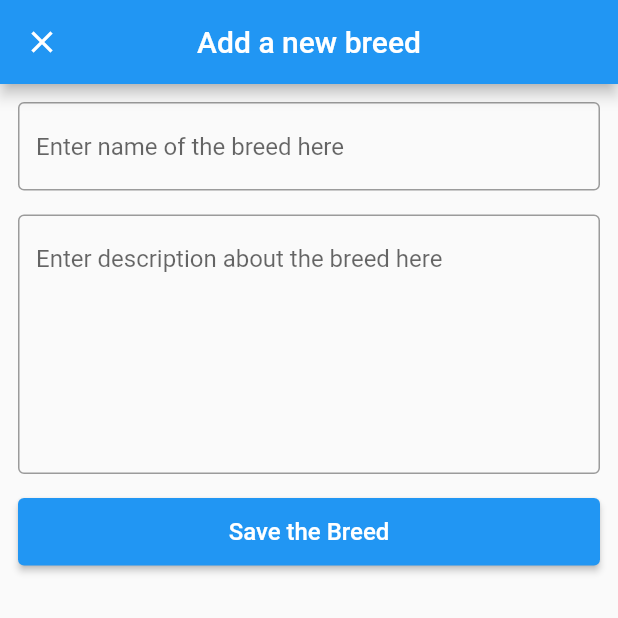
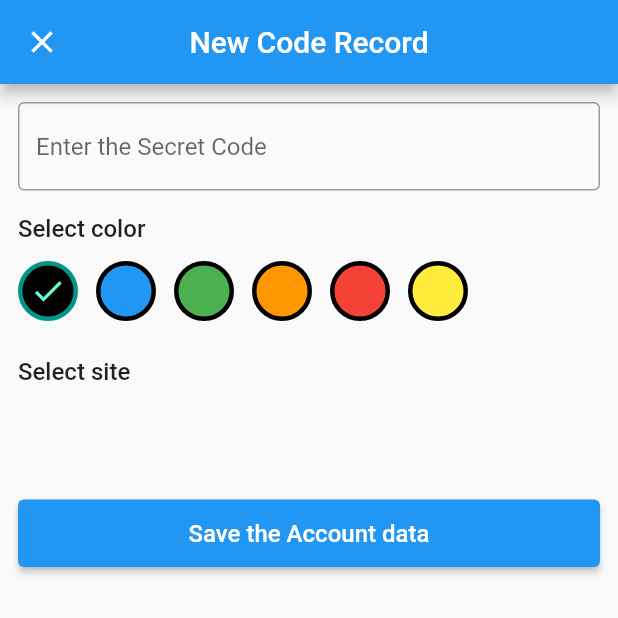
Before and after one commit to ssajiny/2FA_flutter, a Flutter app: the screen it shows after launch, after a tap on the "code" icon, on a phone screen of 412 x 824 dp, the top half of it. Run offline on Flutter 3.47's test engine with Material 2 defaults, Android fonts, the light colour scheme and no system bars; our stand-ins replace local_auth, logger, sqflite; accounts and stored records are empty.

```diff
--- /dev/null
+++ b/lib/common_widgets/site_selector.dart
@@ -0,0 +1,57 @@
+import 'package:flutter/material.dart';
+
+class SiteSelector extends StatelessWidget {
+  const SiteSelector({
+    Key? key,
+    required this.sites,
+    required this.selectedIndex,
+    required this.onChanged,
+  }) : super(key: key);
+  final List<String> sites;
+  final int selectedIndex;
+  final Function(int) onChanged;
+
+  @override
+  Widget build(BuildContext context) {
+    return Column(
+      crossAxisAlignment: CrossAxisAlignment.start,
+      children: [
+        Text(
+          'Select site',
+          style: TextStyle(
+            fontSize: 16.0,
+            fontWeight: FontWeight.w500,
+          ),
+        ),
+        SizedBox(height: 12.0),
+        Container(
+          height: 40.0,
+          child: ListView.builder(
+            scrollDirection: Axis.horizontal,
+            itemCount: sites.length,
+            itemBuilder: (context, index) {
+              return GestureDetector(
+                onTap: () => onChanged(index),
+                child: Container(
+                  height: 40.0,
+                  padding: EdgeInsets.symmetric(horizontal: 12.0),
+                  margin: const EdgeInsets.only(right: 12.0),
+                  alignment: Alignment.center,
+                  decoration: BoxDecoration(
+                    borderRadius: BorderRadius.circular(8.0),
+                    border: Border.all(
+                      width: 3.0,
+                      color:
+                          selectedIndex == index ? Colors.teal : Colors.black,
+                    ),
+                  ),
+                  child: Text(sites[index]),
+                ),
+              );
+            },
+          ),
+        ),
+      ],
+    );
+  }
+}
--- a/lib/models/account.dart
+++ b/lib/models/account.dart
@@ -1,20 +1,24 @@
 import 'dart:convert';
+import 'package:flutter/widgets.dart';
 
 class Account {
   final int? id;
-  final String issuer;
+  final int siteId;
+  final Color color;
   final String secretKey;
 
   Account({
     this.id,
-    required this.issuer,
+    required this.siteId,
+    required this.color,
     required this.secretKey,
   });
 
   Map<String, dynamic> toMap() {
     return {
       'id': id,
-      'issuer': issuer,
+      'siteId': siteId,
+      'color': color.value,
       'secretKey': secretKey,
     };
   }
@@ -22,7 +26,8 @@ class Account {
   factory Account.fromMap(Map<String, dynamic> map) {
     return Account(
       id: map['id']?.toInt() ?? 0,
-      issuer: map['issuer'] ?? '',
+      siteId: map['siteId'].toInt() ?? 0,
+      color: Color(map['color']),
       secretKey: map['secretKey'] ?? '',
     );
   }
@@ -34,6 +39,6 @@ class Account {
 
   @override
   String toString() {
-    return 'Account(id: $id, issuer: $issuer, secretKey: $secretKey)';
+    return 'Account(id: $id, siteId: $siteId, color: $color, secretKey: $secretKey)';
   }
 }
--- /dev/null
+++ b/lib/models/site.dart
@@ -0,0 +1,36 @@
+import 'dart:convert';
+
+class Site {
+  final int? id;
+  final String name;
+  final String description;
+
+  Site({
+    this.id,
+    required this.name,
+    required this.description,
+  });
+
+  Map<String, dynamic> toMap() {
+    return {
+      'id': id,
+      'name': name,
+      'description': description,
+    };
+  }
+
+  factory Site.fromMap(Map<String, dynamic> map) {
+    return Site(
+      id: map['id']?.toInt() ?? 0,
+      name: map['name'] ?? '',
+      description: map['description'] ?? '',
+    );
+  }
+
+  String toJson() => json.encode(toMap());
+
+  factory Site.fromJson(String source) => Site.fromMap(json.decode(source));
+
+  @override
+  String toString() => 'Site(id: $id, name: $name, description: $description)';
+}
--- /dev/null
+++ b/lib/pages/code_form_page.dart
@@ -0,0 +1,136 @@
+import 'package:flutter/material.dart';
+import 'package:otp_flutter/common_widgets/color_picker.dart';
+import 'package:otp_flutter/common_widgets/site_selector.dart';
+import 'package:otp_flutter/models/account.dart';
+import 'package:otp_flutter/models/site.dart';
+import 'package:otp_flutter/services/database_service.dart';
+
+class CodeFormPage extends StatefulWidget {
+  const CodeFormPage({super.key, this.account});
+  final Account? account;
+
+  @override
+  State<CodeFormPage> createState() => _CodeFormPageState();
+}
+
+class _CodeFormPageState extends State<CodeFormPage> {
+  final TextEditingController _secretController = TextEditingController();
+  static final List<Color> _colors = [
+    Color(Colors.black.value),
+    Color(Colors.blue.value),
+    Color(Colors.green.value),
+    Color(Colors.orange.value),
+    Color(Colors.red.value),
+    Color(Colors.yellow.value),
+  ];
+  static final List<Site> _sites = [];
+
+  final DatabaseService _databaseService = DatabaseService();
+
+  int _selectedColor = 0;
+  int _selectedSite = 0;
+
+  @override
+  void initState() {
+    super.initState();
+    if (widget.account != null) {
+      _secretController.text = widget.account!.secretKey;
+      _selectedColor = _colors.indexOf(widget.account!.color);
+    }
+  }
+
+  Future<List<Site>> _getSites() async {
+    final sites = await _databaseService.sites();
+    if (_sites.isEmpty) _sites.addAll(sites);
+    if (widget.account != null) {
+      _selectedSite = _sites.indexWhere((e) => e.id == widget.account!.siteId);
+    }
+    return _sites;
+  }
+
+  Future<void> _onSave() async {
+    final secret = _secretController.text;
+    final color = _colors[_selectedColor];
+    final site = _sites[_selectedSite];
+
+    // Add save code here
+    widget.account == null
+        ? await _databaseService.insertAccount(
+            Account(secretKey: secret, color: color, siteId: site.id!),
+          )
+        : await _databaseService.updateAccount(
+            Account(
+              secretKey: secret,
+              color: color,
+              siteId: site.id!,
+            ),
+          );
+
+    Navigator.pop(context);
+  }
+
+  @override
+  Widget build(BuildContext context) {
+    return Scaffold(
+        appBar: AppBar(
+          title: const Text('New Code Record'),
+          centerTitle: true,
+        ),
+        body: Padding(
+          padding: const EdgeInsets.all(12.0),
+          child: Column(
+            crossAxisAlignment: CrossAxisAlignment.stretch,
+            children: [
+              TextField(
+                controller: _secretController,
+                decoration: const InputDecoration(
+                  border: OutlineInputBorder(),
+                  hintText: 'Enter the Secret Code',
+                ),
+              ),
+              const SizedBox(height: 16.0),
+              ColorPicker(
+                colors: _colors,
+                selectedIndex: _selectedColor,
+                onChanged: (value) {
+                  setState(() {
+                    _selectedColor = value;
+                  });
+                },
+              ),
+              const SizedBox(height: 24.0),
+              FutureBuilder<List<Site>>(
+                future: _getSites(),
+                builder: (context, snapshot) {
+                  if (snapshot.connectionState == ConnectionState.waiting) {
+                    return const Text("Loading Sites...");
+                  }
+                  return SiteSelector(
+                    sites: _sites.map((e) => e.name).toList(),
+                    selectedIndex: _selectedSite,
+                    onChanged: (value) {
+                      setState(() {
+                        _selectedSite = value;
+                      });
+                    },
+                  );
+                },
+              ),
+              const SizedBox(height: 24.0),
+              SizedBox(
+                height: 45.0,
+                child: ElevatedButton(
+                  onPressed: _onSave,
+                  child: const Text(
+                    'Save the Account data',
+                    style: TextStyle(
+                      fontSize: 16.0,
+                    ),
+                  ),
+                ),
+              ),
+            ],
+          ),
+        ));
+  }
+}
--- a/lib/pages/home_page.dart
+++ b/lib/pages/home_page.dart
@@ -2,12 +2,16 @@ import 'package:flutter/material.dart';
 import 'package:otp_flutter/common_widgets/account_builder.dart';
 import 'package:otp_flutter/common_widgets/dog_builder.dart';
 import 'package:otp_flutter/common_widgets/breed_builder.dart';
+import 'package:otp_flutter/common_widgets/site_builder.dart';
 import 'package:otp_flutter/models/account.dart';
 import 'package:otp_flutter/models/breed.dart';
 import 'package:otp_flutter/models/dog.dart';
+import 'package:otp_flutter/models/site.dart';
 import 'package:otp_flutter/pages/breed_form_page.dart';
+import 'package:otp_flutter/pages/code_form_page.dart';
 import 'package:otp_flutter/pages/dog_form_page.dart';
 import 'package:otp_flutter/pages/qr_form_page.dart';
+import 'package:otp_flutter/pages/site_form_page.dart';
 import 'package:otp_flutter/services/database_service.dart';
 
 class HomePage extends StatefulWidget {
@@ -32,15 +36,24 @@ class _HomePageState extends State<HomePage> {
     return await _databaseService.accounts();
   }
 
+  Future<List<Site>> _getSites() async {
+    return await _databaseService.sites();
+  }
+
   Future<void> _onDogDelete(Dog dog) async {
     await _databaseService.deleteDog(dog.id!);
+    setState(() {});
+  }
+
+  Future<void> _onAccountDelete(Account account) async {
+    await _databaseService.deleteAccount(account.id!);
     setState(() {});
   }
 
   @override
   Widget build(BuildContext context) {
     return DefaultTabController(
-      length: 3,
+      length: 2,
       child: Scaffold(
         appBar: AppBar(
           title: const Text('My Authenticator'),
@@ -55,36 +68,29 @@ class _HomePageState extends State<HomePage> {
                 padding: EdgeInsets.symmetric(vertical: 16.0),
                 child: Text('Sites'),
               ),
-              Padding(
-                padding: EdgeInsets.symmetric(vertical: 16.0),
-                child: Text('Accounts'),
-              ),
             ],
           ),
         ),
         body: TabBarView(
           children: [
-            DogBuilder(
-              future: _getDogs(),
+            AccountBuilder(
+              future: _getAccounts(),
               onEdit: (value) {
                 {
                   Navigator.of(context)
                       .push(
                         MaterialPageRoute(
-                          builder: (_) => DogFormPage(dog: value),
+                          builder: (_) => CodeFormPage(account: value),
                           fullscreenDialog: true,
                         ),
                       )
                       .then((_) => setState(() {}));
                 }
               },
-              onDelete: _onDogDelete,
+              onDelete: _onAccountDelete,
             ),
-            BreedBuilder(
-              future: _getBreeds(),
-            ),
-            AccountBuilder(
-              future: _getAccounts(),
+            SiteBuilder(
+              future: _getSites(),
             ),
           ],
         ),
@@ -96,7 +102,7 @@ class _HomePageState extends State<HomePage> {
                   Navigator.of(context)
                       .push(
                         MaterialPageRoute(
-                          builder: (_) => BreedFormPage(),
+                          builder: (_) => CodeFormPage(),
                           fullscreenDialog: true,
                         ),
                       )
@@ -125,7 +131,7 @@ class _HomePageState extends State<HomePage> {
                 Navigator.of(context)
                     .push(
                       MaterialPageRoute(
-                        builder: (_) => DogFormPage(),
+                        builder: (_) => SiteFormPage(),
                         fullscreenDialog: true,
                       ),
                     )
--- a/lib/services/database_service.dart
+++ b/lib/services/database_service.dart
@@ -1,6 +1,7 @@
 import 'package:otp_flutter/models/breed.dart';
 import 'package:otp_flutter/models/dog.dart';
 import 'package:otp_flutter/models/account.dart';
+import 'package:otp_flutter/models/site.dart';
 
 import 'package:path/path.dart';
 import 'package:sqflite/sqflite.dart';
@@ -25,7 +26,7 @@ class DatabaseService {
     // Set the path to the database. Note: Using the `join` function from the
     // `path` package is best practice to ensure the path is correctly
     // constructed for each platform.
-    final path = join(databasePath, 'otp.db');
+    final path = join(databasePath, 'otp3.db');
 
     // Set the version. This executes the onCreate function and provides a
     // path to perform database upgrades and downgrades.
@@ -49,7 +50,10 @@ class DatabaseService {
       'CREATE TABLE dogs(id INTEGER PRIMARY KEY, name TEXT, age INTEGER, color INTEGER, breedId INTEGER, FOREIGN KEY (breedId) REFERENCES breeds(id) ON DELETE SET NULL)',
     );
     await db.execute(
-      'CREATE TABLE accounts(id INTEGER PRIMARY KEY AUTOINCREMENT, issuer TEXT, secretKey TEXT)',
+      'CREATE TABLE accounts(id INTEGER PRIMARY KEY AUTOINCREMENT, siteId INTEGER, color INTEGER, secretKey TEXT, FOREIGN KEY (siteId) REFERENCES sites(id) ON DELETE SET NULL)',
+    );
+    await db.execute(
+      'CREATE TABLE sites(id INTEGER PRIMARY KEY AUTOINCREMENT, name TEXT, description TEXT)',
     );
   }
 
@@ -58,6 +62,15 @@ class DatabaseService {
     await db.insert(
       'accounts',
       account.toMap(),
+      conflictAlgorithm: ConflictAlgorithm.replace,
+    );
+  }
+
+  Future<void> insertSite(Site site) async {
+    final db = await _databaseService.database;
+    await db.insert(
+      'sites',
+      site.toMap(),
       conflictAlgorithm: ConflictAlgorithm.replace,
     );
   }
@@ -119,6 +132,19 @@ class DatabaseService {
     return Account.fromMap(maps[0]);
   }
 
+  Future<List<Site>> sites() async {
+    final db = await _databaseService.database;
+    final List<Map<String, dynamic>> maps = await db.query('sites');
+    return List.generate(maps.length, (index) => Site.fromMap(maps[index]));
+  }
+
+  Future<Site> site(int id) async {
+    final db = await _databaseService.database;
+    final List<Map<String, dynamic>> maps =
+        await db.query('sites', where: 'id = ?', whereArgs: [id]);
+    return Site.fromMap(maps[0]);
+  }
+
   Future<List<Dog>> dogs() async {
     final db = await _databaseService.database;
     final List<Map<String, dynamic>> maps = await db.query('dogs');
```
Also changed, not shown: lib/common_widgets/account_builder.dart (+103 -18 lines), lib/common_widgets/site_builder.dart (added, +79 -0 lines), lib/pages/site_form_page.dart (added, +74 -0 lines).
